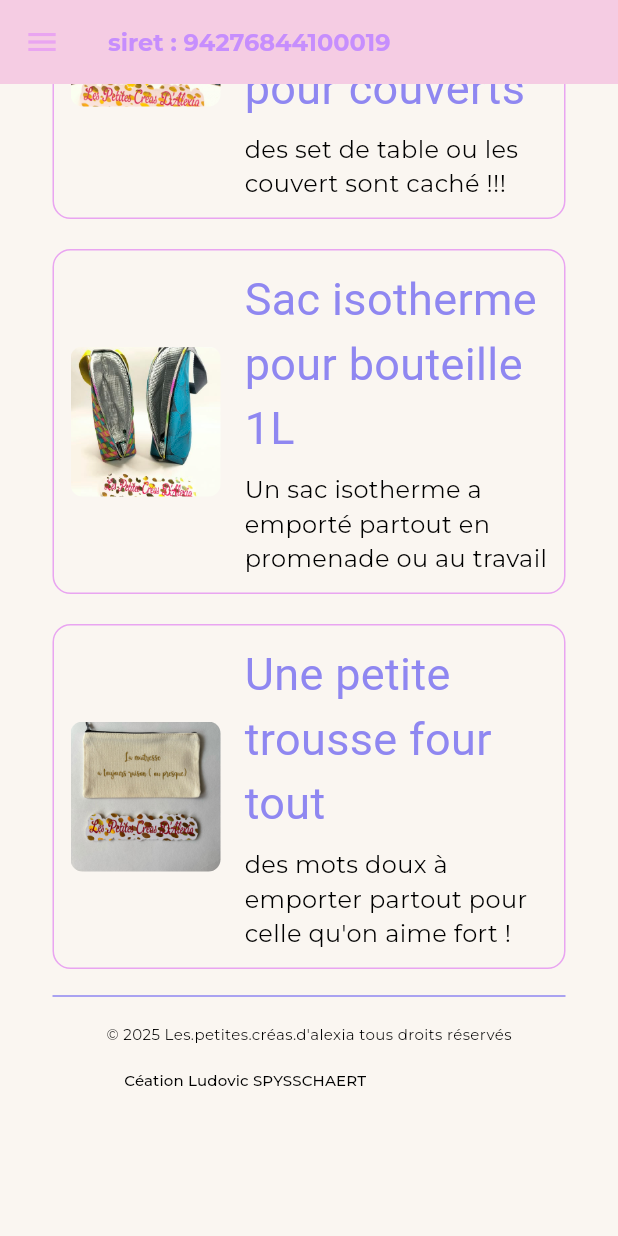
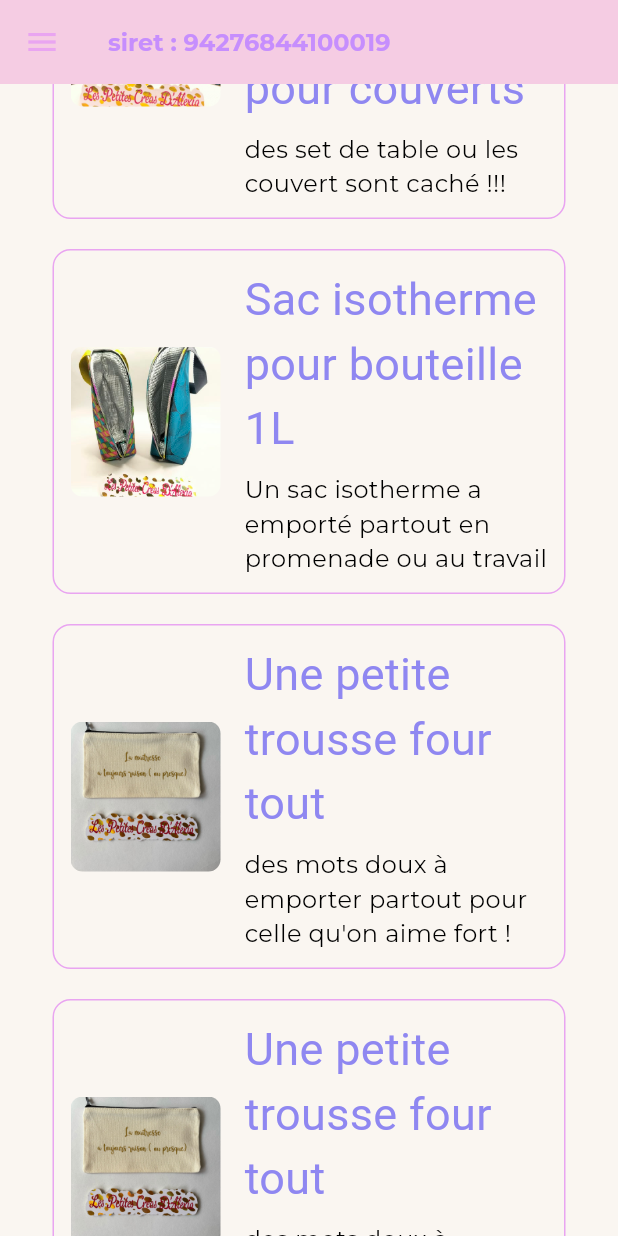
Before and after one commit to pickypou/site_alexia, a Flutter app: the Couture screen opened by its route, scrolled down 576 dp, on a phone screen of 412 x 824 dp. Run offline on Flutter 3.47's test engine with Material 3 defaults, Android fonts, the phone set to English and light mode, and no system bars; our stand-ins replace get_it, go_router, google_fonts, injectable; Roboto replaces fonts that are missing (Amable).

Commit message:
git action

```diff
--- a/lib/ui/couture/couture.dart
+++ b/lib/ui/couture/couture.dart
@@ -39,6 +39,10 @@ class Couture extends StatelessWidget {
                 ProductCard(imageUrl: 'assets/images/trousse-1.jpg',
                     title: "Une petite trousse four tout",
                     description: "des mots doux à emporter partout pour celle qu'on aime fort !"
+                ),
+                ProductCard(imageUrl: 'assets/images/trousse-1.jpg',
+                    title: "Une petite trousse four tout",
+                    description: "des mots doux à emporter partout pour celle qu'on aime fort !"
                 )
 
 
```
